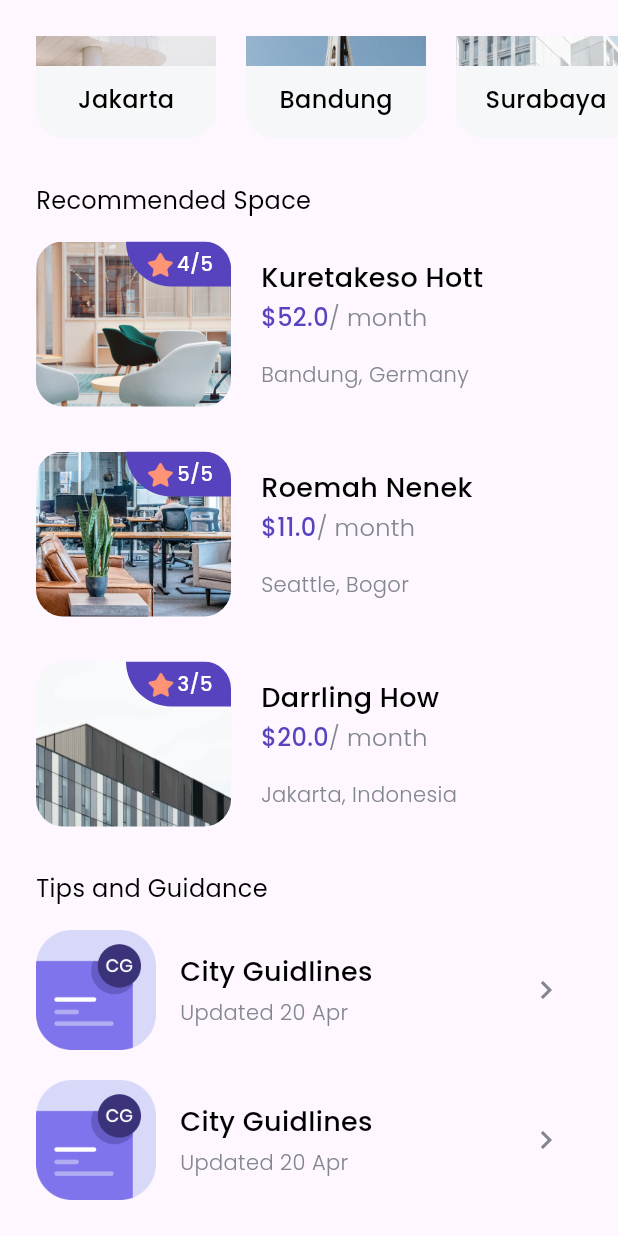
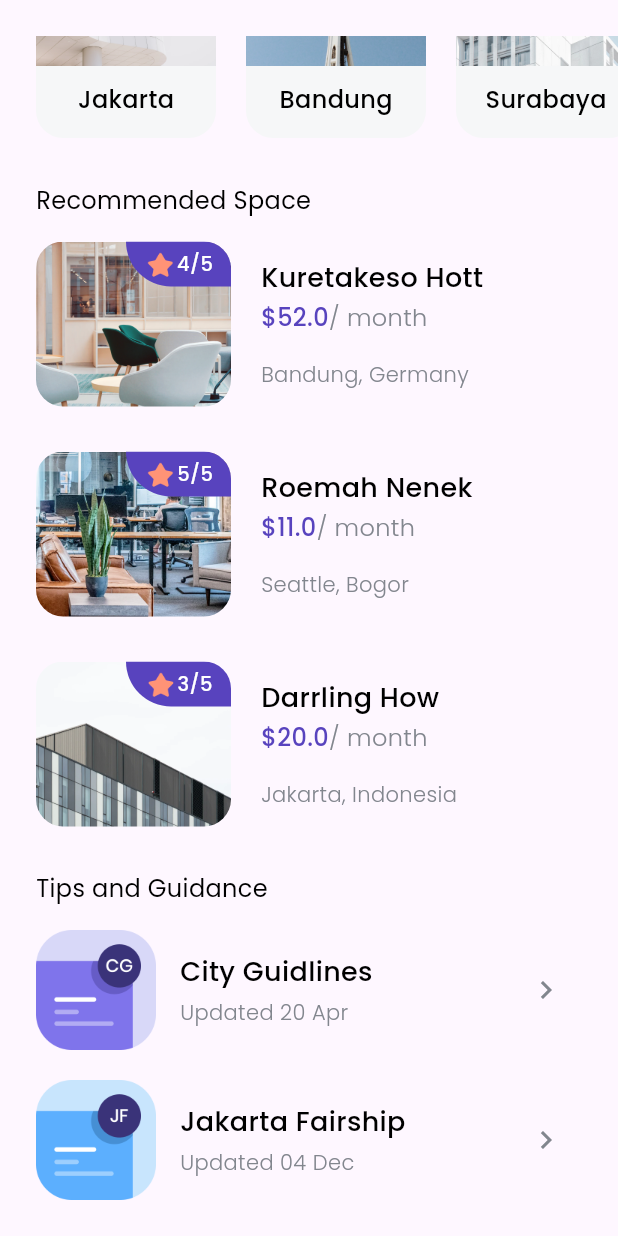
Before and after one commit to rehanzhakyy/Cozy_Apps, a Flutter app: the HomePage screen opened directly, scrolled down 210 dp, on a phone screen of 412 x 824 dp. Run offline on Flutter 3.47's test engine with Material 3 defaults, Android fonts, the phone set to English and light mode, and no system bars; our stand-ins replace google_fonts.

Commit message:
add home page updated

```diff
--- /dev/null
+++ b/cozy_apps/lib/models/tips.dart
@@ -0,0 +1,13 @@
+class Tips {
+  int id;
+  String title;
+  String imageUrl;
+  String updatedAt;
+
+  Tips({
+    required this.id,
+    required this.title,
+    required this.imageUrl,
+    required this.updatedAt,
+  });
+}
--- a/cozy_apps/lib/pages/home_page.dart
+++ b/cozy_apps/lib/pages/home_page.dart
@@ -1,5 +1,6 @@
 import "package:cozy_apps/models/city.dart";
 import "package:cozy_apps/models/space.dart";
+import "package:cozy_apps/models/tips.dart";
 import "package:cozy_apps/theme.dart";
 import "package:cozy_apps/widgets/city_card.dart";
 import "package:cozy_apps/widgets/space_card.dart";
@@ -184,11 +185,25 @@ class HomePage extends StatelessWidget {
                 ),
                 child: Column(
                   children: [
-                    TipsCard(),
+                    TipsCard(
+                      Tips(
+                        id: 1,
+                        title: 'City Guidlines',
+                        imageUrl: 'assets/images/tips1.png',
+                        updatedAt: '20 Apr',
+                      ),
+                    ),
                     const SizedBox(
                       height: 20,
                     ),
-                    TipsCard()
+                      TipsCard(
+                      Tips(
+                        id: 2,
+                        title: 'Jakarta Fairship',
+                        imageUrl: 'assets/images/tips2.png',
+                        updatedAt: '04 Dec',
+                      ),
+                    ),
                   ],
                 ),
               ),
--- a/cozy_apps/lib/widgets/tips_card.dart
+++ b/cozy_apps/lib/widgets/tips_card.dart
@@ -1,15 +1,18 @@
+import 'package:cozy_apps/models/tips.dart';
 import 'package:cozy_apps/theme.dart';
 import 'package:flutter/material.dart';
 
 class TipsCard extends StatelessWidget {
-  const TipsCard({super.key});
+  const TipsCard(this.tips, {super.key});
+
+  final Tips tips;
 
   @override
   Widget build(BuildContext context) {
     return Row(
       children: [
         Image.asset(
-          'assets/images/tips1.png',
+          tips.imageUrl,
           width: 80,
         ),
         const SizedBox(
@@ -19,7 +22,7 @@ class TipsCard extends StatelessWidget {
           crossAxisAlignment: CrossAxisAlignment.start,
           children: [
             Text(
-              'City Guidlines',
+              tips.title,
               style: blackTextStyle.copyWith(
                 fontSize: 18,
               ),
@@ -28,7 +31,7 @@ class TipsCard extends StatelessWidget {
               height: 4,
             ),
             Text(
-              'Updated 20 Apr',
+              'Updated ${tips.updatedAt}',
               style: greyTextStyle.copyWith(
                 fontSize: 14,
               ),
```
